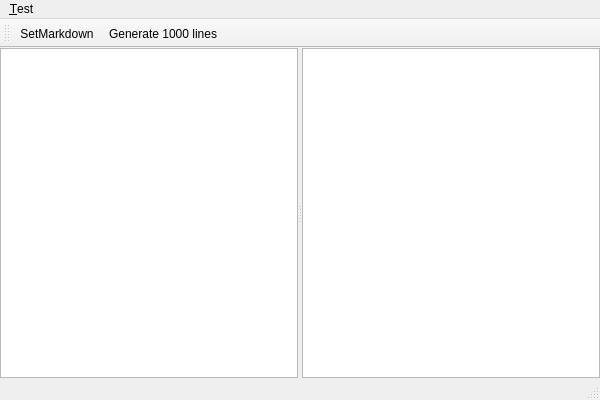
Old version of the form viMarkdown/benchmark/MainWindow.ui in the repository vivisuke/viMarkdown.
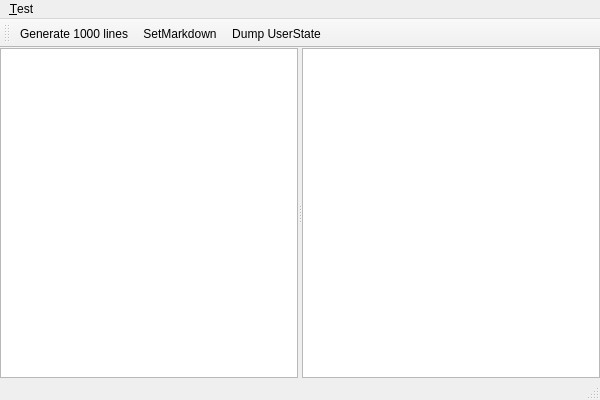
New version of the form.

Diff of the .ui file:
```diff
--- a/viMarkdown/benchmark/MainWindow.ui
+++ b/viMarkdown/benchmark/MainWindow.ui
@@ -68,8 +68,9 @@
    <attribute name="toolBarBreak">
     <bool>false</bool>
    </attribute>
-   <addaction name="action_SetMarkdown"/>
    <addaction name="action_Gen1000lines"/>
+   <addaction name="action_SetMarkdown"/>
+   <addaction name="action_DumpUserState"/>
   </widget>
   <widget class="QStatusBar" name="statusBar"/>
   <action name="action_Gen10000lines">
@@ -102,6 +103,11 @@
     <string>Generate 20000 lines</string>
    </property>
   </action>
+  <action name="action_DumpUserState">
+   <property name="text">
+    <string>Dump UserState</string>
+   </property>
+  </action>
  </widget>
  <layoutdefault spacing="6" margin="11"/>
  <resources>
```
Left out of the diff: 1 changed line with no effect on the pictures.
